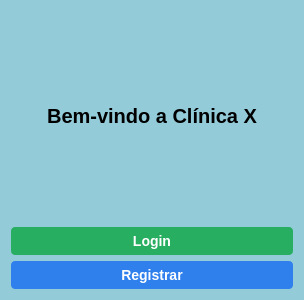
This is tela_inicial.ui in mateuszinum/Projeto-Clinica-Veterinaria as Qt 5 draws it before an edit. The edited form follows.
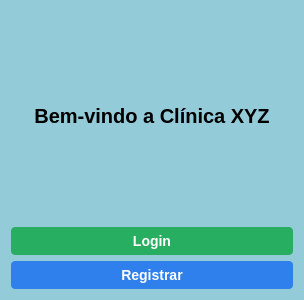
This is the edited form.

What changed in the file:
```diff
--- a/tela_inicial.ui
+++ b/tela_inicial.ui
@@ -27,7 +27,7 @@
     font-weight: bold;</string>
      </property>
      <property name="text">
-      <string>Bem-vindo a Clínica X</string>
+      <string>Bem-vindo a Clínica XYZ</string>
      </property>
      <property name="alignment">
       <set>Qt::AlignCenter</set>
```
